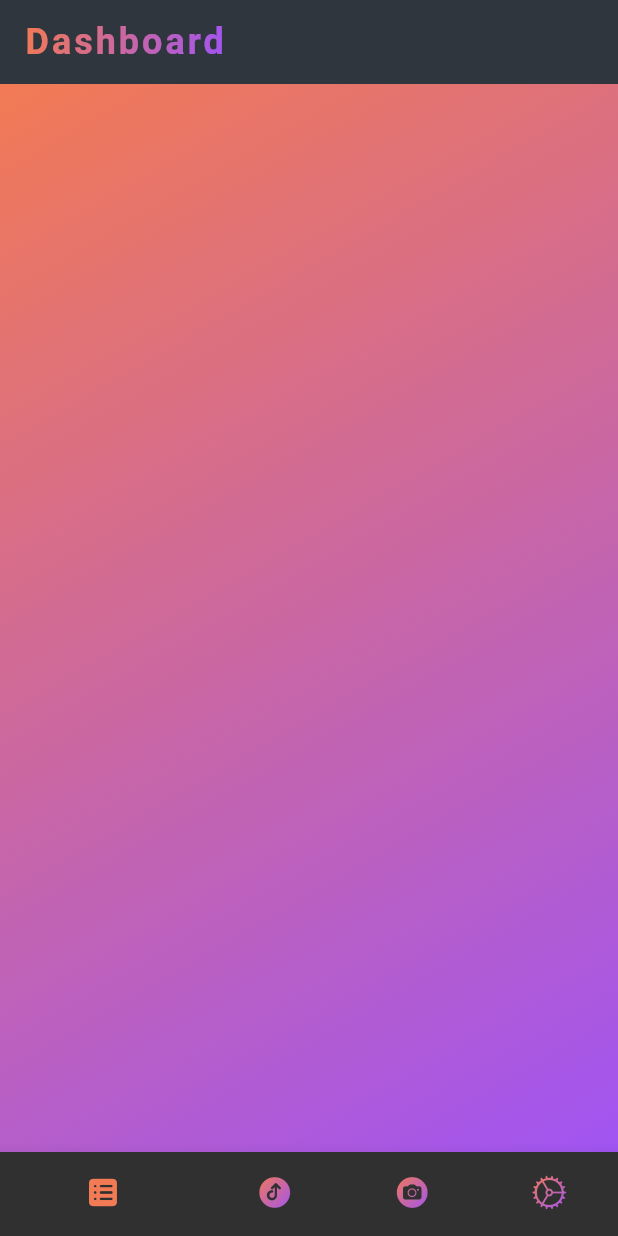
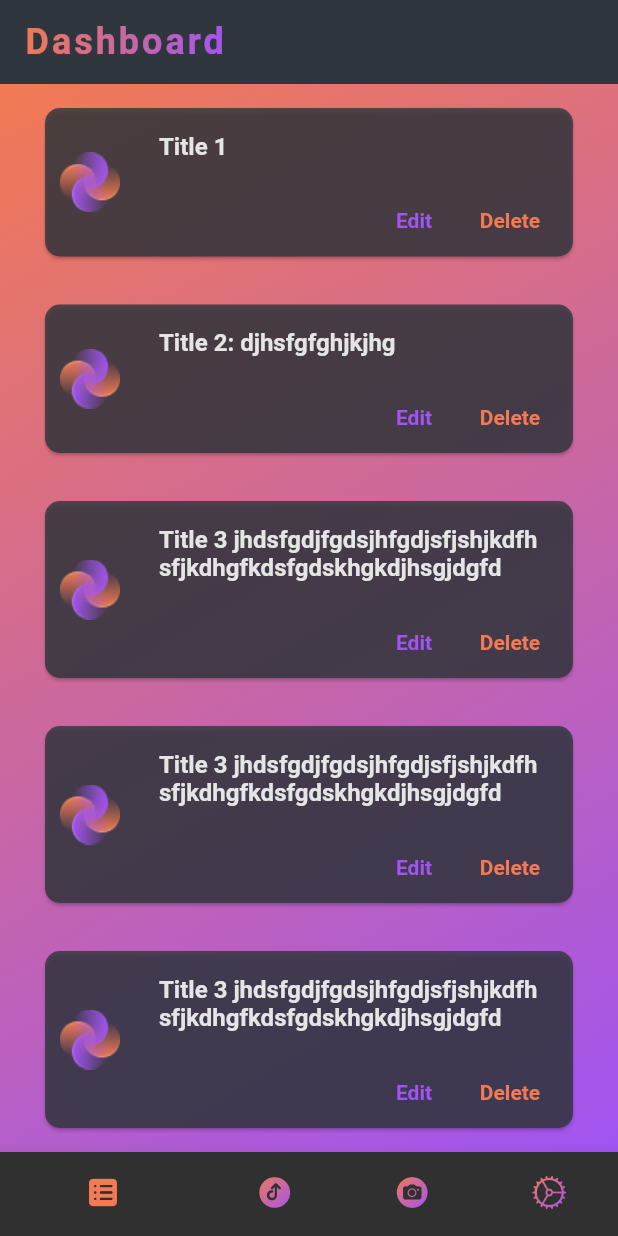
Before and after one commit to lorenacimpean/shit_grabber, a Flutter app: the screen it shows after launch, on a phone screen of 412 x 824 dp. Run offline on Flutter 3.47's test engine with Material 2 defaults, Android fonts, the phone set to English and light mode, and no system bars; our stand-ins replace get; Roboto replaces fonts that are missing (SpaceMono).

Commit message:
added card list ui

```diff
--- a/lib/controllers/dashboard_controller.dart
+++ b/lib/controllers/dashboard_controller.dart
@@ -1,3 +1,14 @@
 import 'package:get/get.dart';
 
-class DashboardController extends GetxController {}
+class DashboardController extends GetxController {
+  List<String> documentTitles = [
+    "Title 1",
+    "Title 2: djhsfgfghjkjhg",
+    "Title 3 jhdsfgdjfgdsjhfgdjsfjshjkdfhsfjkdhgfkdsfgdskhgkdjhsgjdgfd",
+    "Title 3 jhdsfgdjfgdsjhfgdjsfjshjkdfhsfjkdhgfkdsfgdskhgkdjhsgjdgfd",
+    "Title 3 jhdsfgdjfgdsjhfgdjsfjshjkdfhsfjkdhgfkdsfgdskhgkdjhsgjdgfd",
+    "Title 3 jhdsfgdjfgdsjhfgdjsfjshjkdfhsfjkdhgfkdsfgdskhgkdjhsgjdgfd",
+    "Title 3 jhdsfgdjfgdsjhfgdjsfjshjkdfhsfjkdhgfkdsfgdskhgkdjhsgjdgfd",
+    "Title 4"
+  ].obs;
+}
--- a/lib/screens/dashboard/dashboard_screen.dart
+++ b/lib/screens/dashboard/dashboard_screen.dart
@@ -1,14 +1,26 @@
 import 'package:flutter/cupertino.dart';
+import 'package:flutter/material.dart';
+import 'package:get/get.dart';
+import 'package:shit_grabber/controllers/dashboard_controller.dart';
+import 'package:shit_grabber/screens/dashboard/document_card.dart';
 import 'package:shit_grabber/themes/app_colors.dart';
 
-class DashboardScreen extends StatelessWidget {
+class DashboardScreen extends GetView<DashboardController> {
   const DashboardScreen({Key? key}) : super(key: key);
 
   @override
   Widget build(BuildContext context) {
     return Container(
+      height: double.infinity,
       decoration: const BoxDecoration(
         gradient: AppColors.gradient,
+      ),
+      child: ListView.builder(
+        shrinkWrap: true,
+        itemCount: controller.documentTitles.length,
+        itemBuilder: (context, index) => DocumentCard(
+          title: controller.documentTitles[index],
+        ),
       ),
     );
   }
--- /dev/null
+++ b/lib/screens/dashboard/document_card.dart
@@ -0,0 +1,78 @@
+import 'package:flutter/material.dart';
+import 'package:shit_grabber/themes/app_colors.dart';
+import 'package:shit_grabber/themes/app_dimensions.dart';
+import 'package:shit_grabber/themes/app_icon_paths.dart';
+import 'package:shit_grabber/themes/app_text_theme.dart';
+
+class DocumentCard extends StatelessWidget {
+  final String title;
+
+  const DocumentCard({Key? key, required this.title}) : super(key: key);
+
+  @override
+  Widget build(BuildContext context) {
+    return Card(
+      margin: const EdgeInsets.symmetric(
+          horizontal: AppDimensions.largePadding,
+          vertical: AppDimensions.midPadding),
+      color: AppColors.appBlack.withOpacity(0.8),
+      shape: RoundedRectangleBorder(
+        borderRadius: BorderRadius.circular(AppDimensions.defaultRadius),
+      ),
+      child: Row(
+        mainAxisAlignment: MainAxisAlignment.start,
+        children: [
+          const Padding(
+            padding: EdgeInsets.all(AppDimensions.smallPadding),
+            child: Image(
+              image: AssetImage(AppIconPaths.logo),
+            ),
+          ),
+          Expanded(
+            child: Column(
+              crossAxisAlignment: CrossAxisAlignment.start,
+              mainAxisAlignment: MainAxisAlignment.start,
+              children: [
+                Container(
+                  margin: const EdgeInsets.all(AppDimensions.midPadding),
+                  child: Text(
+                    title,
+                    maxLines: 2,
+                    overflow: TextOverflow.ellipsis,
+                    style: AppTextTheme.darkTextTheme.headline3,
+                  ),
+                ),
+                Padding(
+                  padding: EdgeInsets.only(right: AppDimensions.smallPadding),
+                  child: Row(
+                    mainAxisAlignment: MainAxisAlignment.end,
+                    children: [
+                      TextButton(
+                        onPressed: () => print("tapped edit"),
+                        child: Text(
+                          "Edit",
+                          style: AppTextTheme.darkTextTheme.bodyText1?.copyWith(
+                              fontWeight: FontWeight.bold,
+                              color: AppColors.secondary),
+                        ),
+                      ),
+                      TextButton(
+                        onPressed: () => print("tapped delete"),
+                        child: Text(
+                          "Delete",
+                          style: AppTextTheme.darkTextTheme.bodyText1?.copyWith(
+                              fontWeight: FontWeight.bold,
+                              color: AppColors.primary),
+                        ),
+                      ),
+                    ],
+                  ),
+                ),
+              ],
+            ),
+          ),
+        ],
+      ),
+    );
+  }
+}
--- a/lib/themes/app_dimensions.dart
+++ b/lib/themes/app_dimensions.dart
@@ -7,7 +7,12 @@ class AppDimensions {
   static const double bodyTextSize = 14.0;
 
   //Paddings
+  static const double largePadding = 30.0;
   static const double defaultPadding = 24.0;
   static const double midPadding = 16.0;
   static const double smallPadding = 10.0;
+
+  // Radius
+
+  static const double defaultRadius = 10.0;
 }
```
